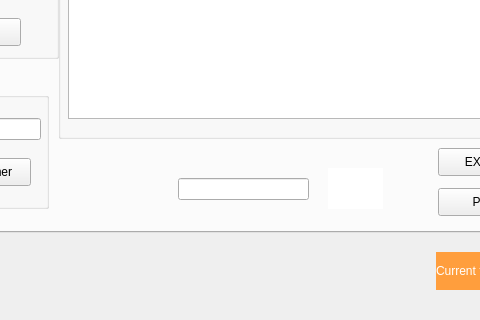
The window that Gestion_Evennement_Promotion/gestioneventpromo.ui (medhama/ThePieChart) describes before a commit, drawn with Qt 5; both pictures show x 514 to 994 and y 338 to 658 of the 1240 by 658 pixel window.
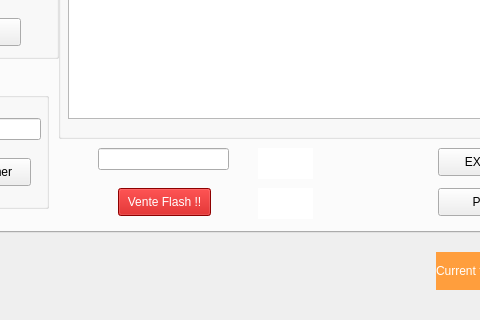
The same window after the commit. The open tabs and pages were chosen to show the change. Icons and pictures are not drawn.

```diff
--- a/Gestion_Evennement_Promotion/gestioneventpromo.ui
+++ b/Gestion_Evennement_Promotion/gestioneventpromo.ui
@@ -939,10 +939,10 @@
     <widget class="QLabel" name="label_26">
      <property name="geometry">
       <rect>
-       <x>790</x>
-       <y>460</y>
+       <x>720</x>
+       <y>440</y>
        <width>55</width>
-       <height>41</height>
+       <height>31</height>
       </rect>
      </property>
      <property name="styleSheet">
@@ -956,13 +956,47 @@
     <widget class="QLineEdit" name="rechercher_promo">
      <property name="geometry">
       <rect>
-       <x>640</x>
-       <y>470</y>
+       <x>560</x>
+       <y>440</y>
        <width>131</width>
        <height>22</height>
       </rect>
      </property>
     </widget>
+    <widget class="QLabel" name="label_Vente_Flash">
+     <property name="geometry">
+      <rect>
+       <x>720</x>
+       <y>480</y>
+       <width>55</width>
+       <height>31</height>
+      </rect>
+     </property>
+     <property name="styleSheet">
+      <string notr="true">background-color: rgb(255, 255, 255);
+font: 75 12pt &quot;MS Shell Dlg 2&quot;;</string>
+     </property>
+     <property name="text">
+      <string/>
+     </property>
+    </widget>
+    <widget class="QPushButton" name="VenteFlash">
+     <property name="geometry">
+      <rect>
+       <x>580</x>
+       <y>480</y>
+       <width>93</width>
+       <height>28</height>
+      </rect>
+     </property>
+     <property name="styleSheet">
+      <string notr="true">background-color: rgb(197, 0, 0);
+color: rgb(255, 255, 255);</string>
+     </property>
+     <property name="text">
+      <string>Vente Flash !!</string>
+     </property>
+    </widget>
     <zorder>label_24</zorder>
     <zorder>groupBox_4</zorder>
     <zorder>groupBox_5</zorder>
```
Left out of the diff: 21 changed lines with no effect on the pictures.
